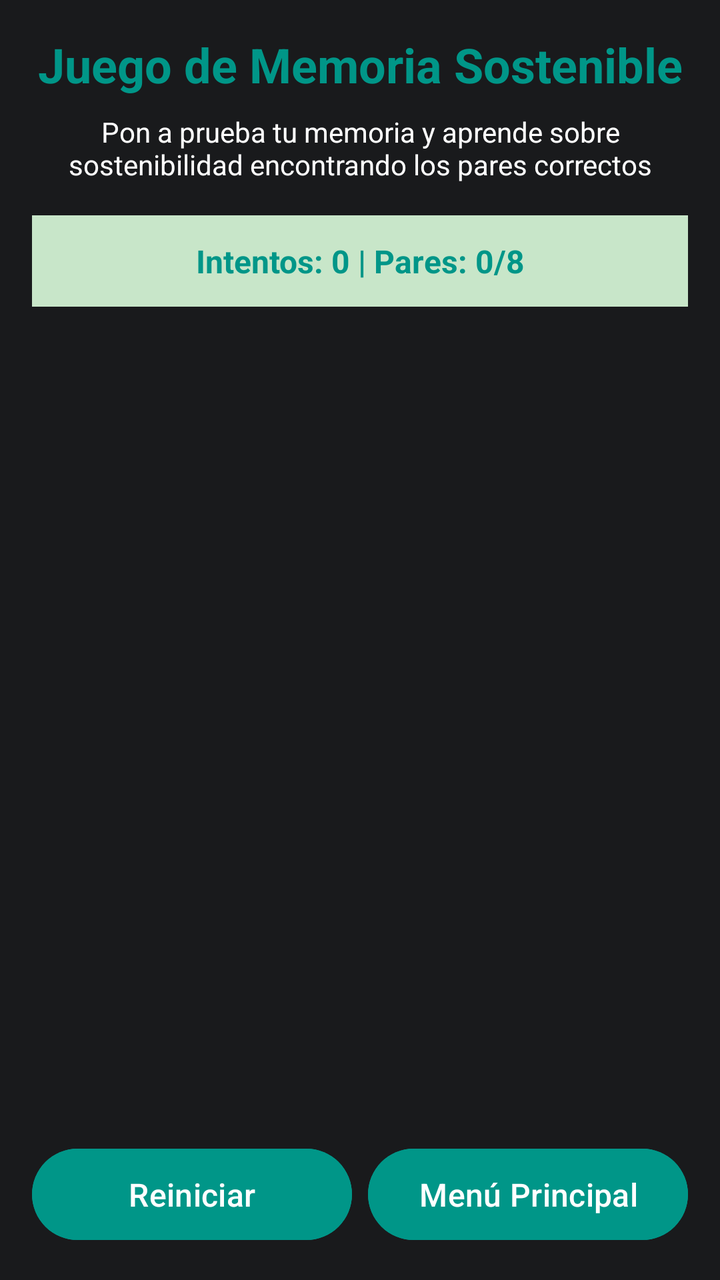
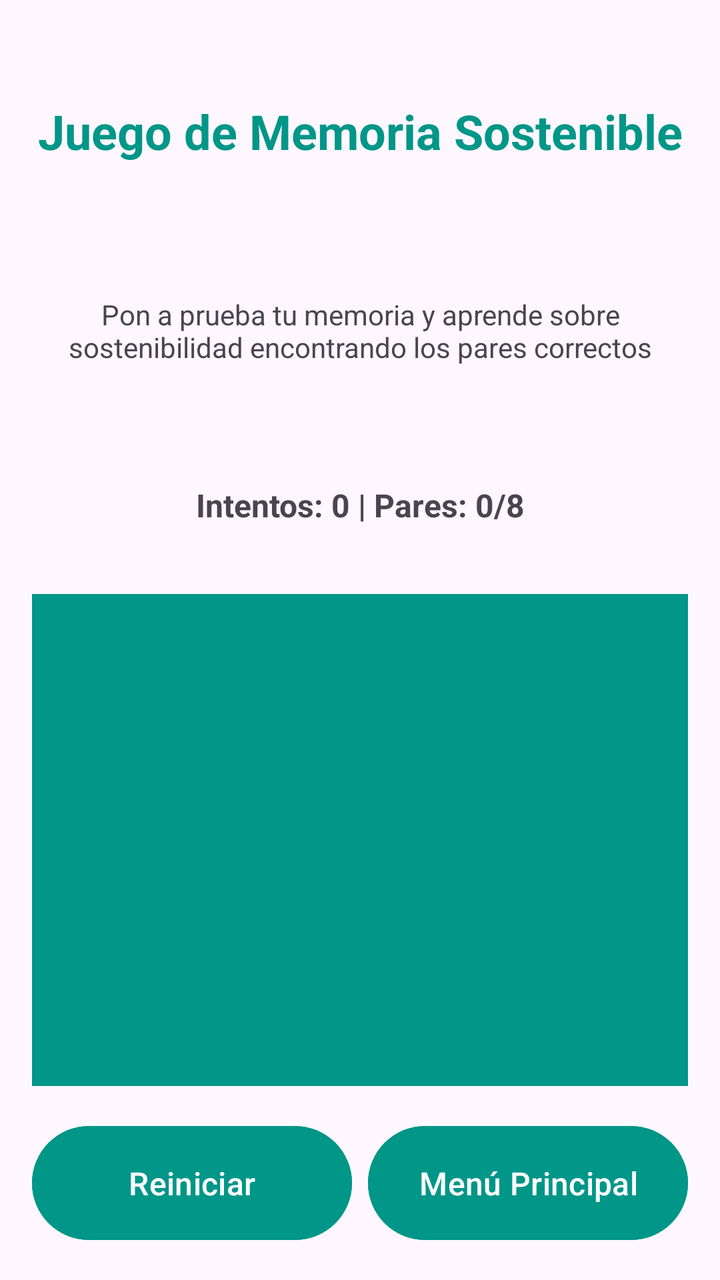

Compare the two renders of this Android layout. The source of the first and the diff that turns it into the second are given below.
<!-- AndroidManifest.xml: application theme Theme.AplicacionG8 -->
<!-- res/layout/activity_juego_memoria.xml -->
<?xml version="1.0" encoding="utf-8"?>
<LinearLayout xmlns:android="http://schemas.android.com/apk/res/android"
    xmlns:tools="http://schemas.android.com/tools"
    android:layout_width="match_parent"
    android:layout_height="match_parent"
    android:background="#191A1C"
    android:orientation="vertical"
    android:padding="16dp"
    tools:context=".JuegoMemoriaActivity">

    
    <TextView
        android:id="@+id/txtTitulo"
        android:layout_width="match_parent"
        android:layout_height="wrap_content"
        android:layout_marginBottom="8dp"
        android:gravity="center"
        android:text="Juego de Memoria Sostenible"
        android:textColor="#009688"
        android:textSize="24sp"
        android:textStyle="bold" />

    
    <TextView
        android:id="@+id/txtDescripcion"
        android:layout_width="match_parent"
        android:layout_height="wrap_content"
        android:layout_marginBottom="16dp"
        android:gravity="center"
        android:text="Pon a prueba tu memoria y aprende sobre sostenibilidad encontrando los pares correctos"
        android:textColor="#FFFFFF"
        android:textSize="14sp" />

    
    <TextView
        android:id="@+id/txtIntentos"
        android:layout_width="match_parent"
        android:layout_height="wrap_content"
        android:layout_marginBottom="16dp"
        android:background="#B2DFDB"
        android:backgroundTint="#C8E6C9"
        android:gravity="center"
        android:padding="12dp"
        android:text="Intentos: 0 | Pares: 0/8"
        android:textColor="#009688"
        android:textSize="16sp"
        android:textStyle="bold" />

    
    <GridLayout
        android:id="@+id/gridCartas"
        android:layout_width="match_parent"
        android:layout_height="0dp"
        android:layout_weight="1"
        android:columnCount="4"
        android:padding="4dp"
        android:rowCount="4" />

    
    <LinearLayout
        android:layout_width="match_parent"
        android:layout_height="wrap_content"
        android:layout_marginTop="16dp"
        android:orientation="horizontal">

        <Button
            android:id="@+id/btnReiniciar"
            android:layout_width="0dp"
            android:layout_height="wrap_content"
            android:layout_marginEnd="8dp"
            android:layout_weight="1"
            android:backgroundTint="#009688"
            android:padding="12dp"
            android:text="Reiniciar"
            android:textColor="#FFFFFF"
            android:textSize="16sp" />

        <Button
            android:id="@+id/btnMenuPrincipal"
            android:layout_width="0dp"
            android:layout_height="wrap_content"
            android:layout_weight="1"
            android:backgroundTint="#009688"
            android:padding="12dp"
            android:text="Menú Principal"
            android:textColor="#FFFFFF"
            android:textSize="16sp" />

    </LinearLayout>

</LinearLayout>
<!-- resources referenced by this layout -->
<resources>
  <style name="Theme.AplicacionG8" parent="Base.Theme.AplicacionG8" />
  <style name="Base.Theme.AplicacionG8" parent="Theme.Material3.DayNight.NoActionBar">
          
          
      </style>
</resources>

<!-- the commit's change to res/layout/activity_juego_memoria.xml (unified diff, before → after) -->
@@ -1,9 +1,9 @@
 <?xml version="1.0" encoding="utf-8"?>
 <LinearLayout xmlns:android="http://schemas.android.com/apk/res/android"
     xmlns:tools="http://schemas.android.com/tools"
+    android:id="@+id/mainLayout"
     android:layout_width="match_parent"
     android:layout_height="match_parent"
-    android:background="#191A1C"
     android:orientation="vertical"
     android:padding="16dp"
     tools:context=".JuegoMemoriaActivity">
@@ -12,7 +12,7 @@
     <TextView
         android:id="@+id/txtTitulo"
         android:layout_width="match_parent"
-        android:layout_height="wrap_content"
+        android:layout_height="99dp"
         android:layout_marginBottom="8dp"
         android:gravity="center"
         android:text="Juego de Memoria Sostenible"
@@ -24,25 +24,21 @@
     <TextView
         android:id="@+id/txtDescripcion"
         android:layout_width="match_parent"
-        android:layout_height="wrap_content"
+        android:layout_height="85dp"
         android:layout_marginBottom="16dp"
         android:gravity="center"
         android:text="Pon a prueba tu memoria y aprende sobre sostenibilidad encontrando los pares correctos"
-        android:textColor="#FFFFFF"
         android:textSize="14sp" />
 
     
     <TextView
         android:id="@+id/txtIntentos"
         android:layout_width="match_parent"
-        android:layout_height="wrap_content"
+        android:layout_height="57dp"
         android:layout_marginBottom="16dp"
-        android:background="#B2DFDB"
-        android:backgroundTint="#C8E6C9"
         android:gravity="center"
         android:padding="12dp"
         android:text="Intentos: 0 | Pares: 0/8"
-        android:textColor="#009688"
         android:textSize="16sp"
         android:textStyle="bold" />
 
@@ -50,10 +46,11 @@
     <GridLayout
         android:id="@+id/gridCartas"
         android:layout_width="match_parent"
-        android:layout_height="0dp"
+        android:layout_height="381dp"
         android:layout_weight="1"
+        android:background="#009688"
         android:columnCount="4"
-        android:padding="4dp"
+        android:padding="2dp"
         android:rowCount="4" />
 
     
@@ -66,7 +63,7 @@
         <Button
             android:id="@+id/btnReiniciar"
             android:layout_width="0dp"
-            android:layout_height="wrap_content"
+            android:layout_height="65dp"
             android:layout_marginEnd="8dp"
             android:layout_weight="1"
             android:backgroundTint="#009688"
@@ -78,7 +75,7 @@
         <Button
             android:id="@+id/btnMenuPrincipal"
             android:layout_width="0dp"
-            android:layout_height="wrap_content"
+            android:layout_height="65dp"
             android:layout_weight="1"
             android:backgroundTint="#009688"
             android:padding="12dp"
